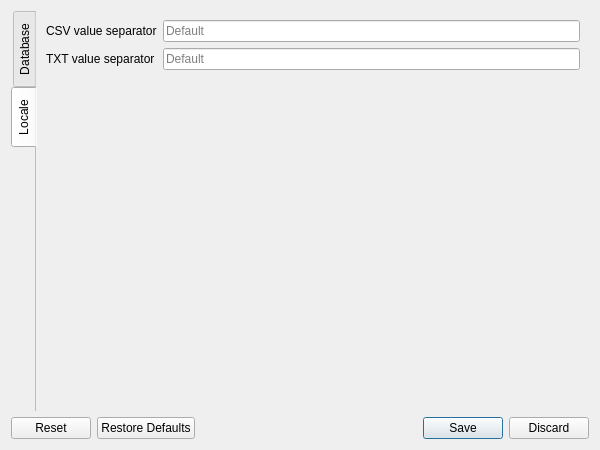
Old version of the form settingsdialog.ui in the repository Kuszki/EW-Database.
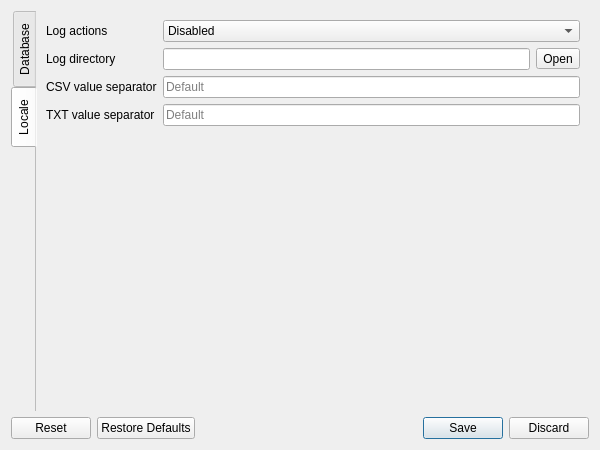
New version of the form. The open tabs and pages were chosen to show the change. Icons and pictures are not drawn.

Commit message: Add missing widgets

Diff of the .ui file:
```diff
--- a/settingsdialog.ui
+++ b/settingsdialog.ui
@@ -129,6 +129,56 @@
       </attribute>
       <layout class="QFormLayout" name="lcLayout">
        <item row="0" column="0">
+        <widget class="QLabel" name="logLabel">
+         <property name="text">
+          <string>Log actions</string>
+         </property>
+        </widget>
+       </item>
+       <item row="0" column="1">
+        <widget class="QComboBox" name="logCombo">
+         <item>
+          <property name="text">
+           <string>Disabled</string>
+          </property>
+         </item>
+         <item>
+          <property name="text">
+           <string>Enabled</string>
+          </property>
+         </item>
+        </widget>
+       </item>
+       <item row="1" column="0">
+        <widget class="QLabel" name="logdirLabel">
+         <property name="text">
+          <string>Log directory</string>
+         </property>
+        </widget>
+       </item>
+       <item row="1" column="1">
+        <layout class="QHBoxLayout" name="horizontalLayout">
+         <item>
+          <widget class="QLineEdit" name="logdirEdit">
+           <property name="readOnly">
+            <bool>true</bool>
+           </property>
+          </widget>
+         </item>
+         <item>
+          <widget class="QToolButton" name="logopenButton">
+           <property name="text">
+            <string>Open</string>
+           </property>
+           <property name="icon">
+            <iconset theme="document-open">
+             <normaloff>.</normaloff>.</iconset>
+           </property>
+          </widget>
+         </item>
+        </layout>
+       </item>
+       <item row="2" column="0">
         <widget class="QLabel" name="csvLabel">
          <property name="text">
           <string>CSV value separator</string>
@@ -138,14 +188,14 @@
          </property>
         </widget>
        </item>
-       <item row="0" column="1">
+       <item row="2" column="1">
         <widget class="QLineEdit" name="csvSep">
          <property name="placeholderText">
           <string>Default</string>
          </property>
         </widget>
        </item>
-       <item row="1" column="0">
+       <item row="3" column="0">
         <widget class="QLabel" name="txtLabel">
          <property name="text">
           <string>TXT value separator</string>
@@ -155,7 +205,7 @@
          </property>
         </widget>
        </item>
-       <item row="1" column="1">
+       <item row="3" column="1">
         <widget class="QLineEdit" name="txtSep">
          <property name="placeholderText">
           <string>Default</string>
```
Left out of the diff: 3 changed lines with no effect on the pictures.
